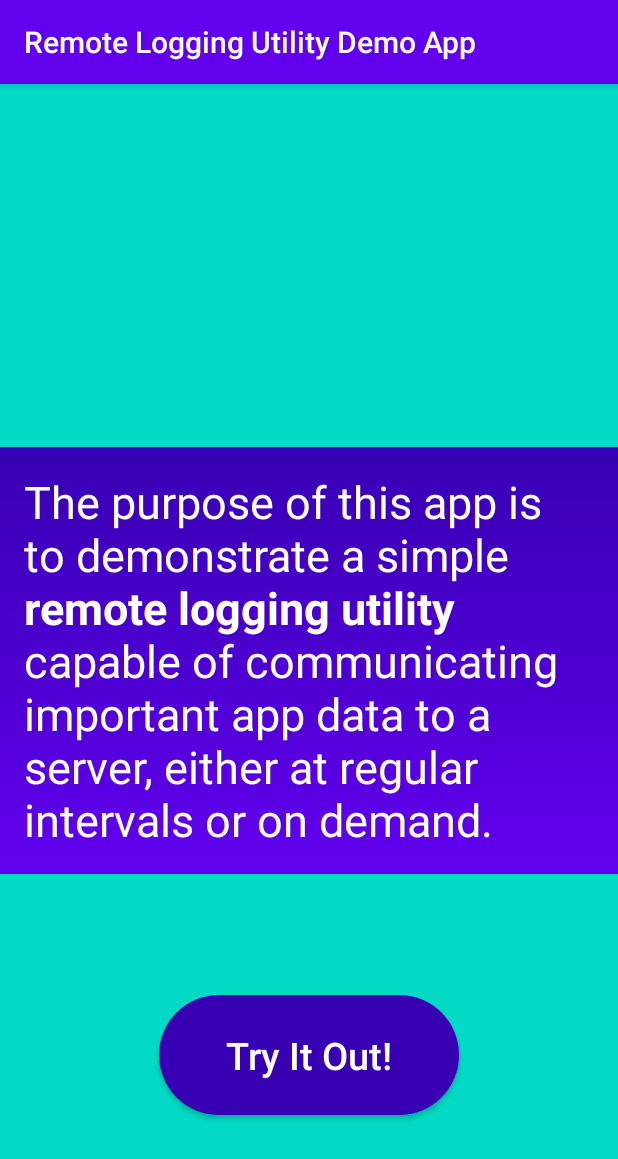
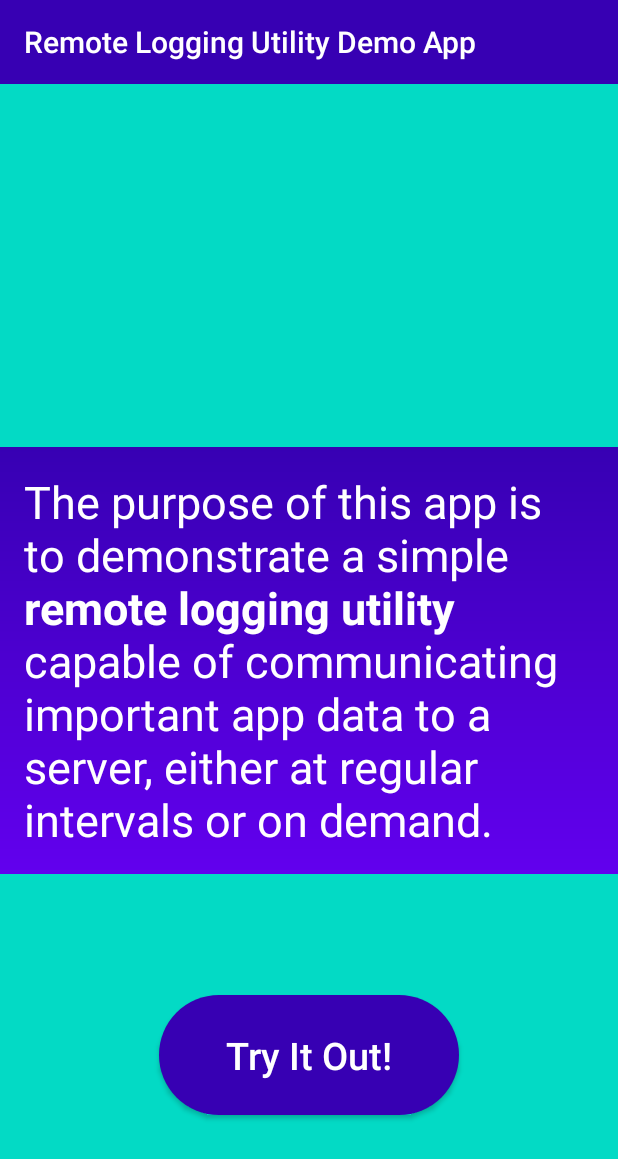
Before and after one commit to august-gruneisen/LoggerDude, an Android app: the screen it shows after launch (MainActivity), on a phone screen of 412 x 824 dp. Shown: the top 1159 px of the screen. Run offline under Robolectric (Android 15) with nearby library versions, the phone set to English and light mode, and no system bars; our stand-ins replace data binding.

Commit message:
use custom toolbar

```diff
--- a/app/src/main/res/layout/activity_main.xml
+++ b/app/src/main/res/layout/activity_main.xml
@@ -1,23 +1,31 @@
 <?xml version="1.0" encoding="utf-8"?>
 <layout xmlns:android="http://schemas.android.com/apk/res/android"
-    xmlns:app="http://schemas.android.com/apk/res-auto"
-    xmlns:tools="http://schemas.android.com/tools">
+    xmlns:app="http://schemas.android.com/apk/res-auto">
 
-    <androidx.constraintlayout.widget.ConstraintLayout
+    <LinearLayout
         android:layout_width="match_parent"
         android:layout_height="match_parent"
         android:background="@color/colorAccent"
-        tools:context=".MainActivity">
+        android:orientation="vertical">
+
+        <androidx.appcompat.widget.Toolbar
+            android:id="@+id/toolbar"
+            android:layout_width="match_parent"
+            android:layout_height="wrap_content"
+            android:layout_weight="0"
+            android:background="?attr/colorPrimaryDark"
+            android:minHeight="?attr/actionBarSize"
+            android:theme="?attr/actionBarTheme"
+            app:title="@string/app_name"
+            app:titleTextColor="@android:color/white" />
 
         <androidx.fragment.app.FragmentContainerView
             android:id="@+id/navHostFragment"
             android:name="androidx.navigation.fragment.NavHostFragment"
             android:layout_width="match_parent"
-            android:layout_height="match_parent"
+            android:layout_height="wrap_content"
+            android:layout_weight="1"
             app:defaultNavHost="true"
-            app:navGraph="@navigation/nav_main"
-            tools:layout_editor_absoluteX="1dp"
-            tools:layout_editor_absoluteY="1dp" />
-
-    </androidx.constraintlayout.widget.ConstraintLayout>
+            app:navGraph="@navigation/nav_main" />
+    </LinearLayout>
 </layout>
--- a/app/src/main/res/values/styles.xml
+++ b/app/src/main/res/values/styles.xml
@@ -1,6 +1,6 @@
 <resources>
     <!-- Base application theme. -->
-    <style name="AppTheme" parent="Theme.AppCompat.Light.DarkActionBar">
+    <style name="AppTheme" parent="Theme.AppCompat.Light.NoActionBar">
         <!-- Customize your theme here. -->
         <item name="colorPrimary">@color/colorPrimary</item>
         <item name="colorPrimaryDark">@color/colorPrimaryDark</item>
```
